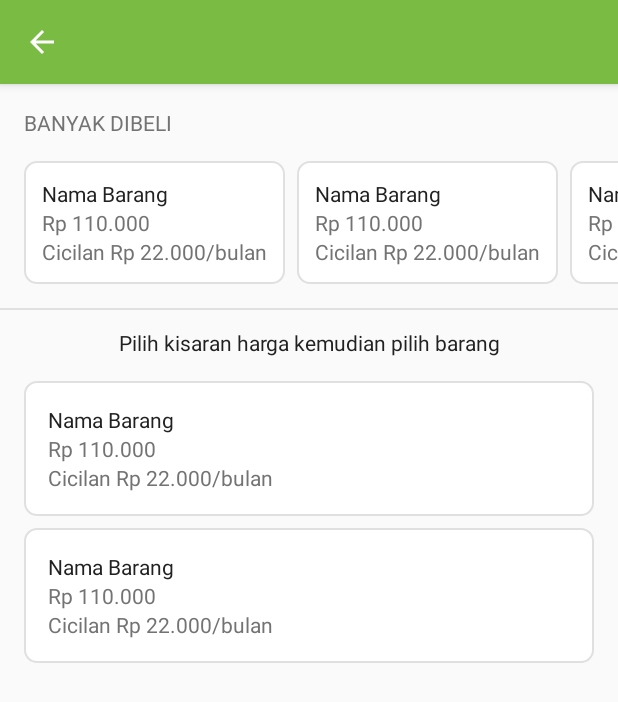
After one commit to azwaradli/final-project, an Android app: the KategoriActivity screen opened directly, with no data from a screen before it, on a phone screen of 412 x 824 dp. The commit adds this screen. Shown: the top 702 px of the screen. Run offline under Robolectric (Android 15) with nearby library versions, the phone set to English and light mode, and no system bars.

Commit message:
add kategori page, fix back button function

```diff
--- /dev/null
+++ b/FinalProject/app/src/main/java/com/example/azwar/finalproject/KategoriActivity.java
@@ -0,0 +1,22 @@
+package com.example.azwar.finalproject;
+
+import android.content.Intent;
+import android.support.v7.app.ActionBar;
+import android.support.v7.app.AppCompatActivity;
+import android.os.Bundle;
+import android.view.View;
+
+public class KategoriActivity extends AppCompatActivity {
+
+    @Override
+    protected void onCreate(Bundle savedInstanceState) {
+        super.onCreate(savedInstanceState);
+        setContentView(R.layout.activity_kategori);
+
+        Intent intent = getIntent();
+        String message = intent.getStringExtra(KatalogActivity.EXTRA_MESSAGE);
+
+        ActionBar toolbar = getSupportActionBar();
+        toolbar.setTitle(message);
+    }
+}
--- /dev/null
+++ b/FinalProject/app/src/main/res/drawable/cardholder.xml
@@ -0,0 +1,12 @@
+<?xml version="1.0" encoding="utf-8"?>
+<selector xmlns:android="http://schemas.android.com/apk/res/android">
+    <item>
+        <shape android:shape="rectangle"  >
+            <corners android:radius="8dip" />
+            <stroke
+                android:width="1dp"
+                android:color="#e0e0e0"/>
+            <solid android:color="@android:color/white" />
+        </shape>
+    </item>
+</selector>
--- /dev/null
+++ b/FinalProject/app/src/main/res/drawable/cardholderripple.xml
@@ -0,0 +1,5 @@
+<?xml version="1.0" encoding="utf-8"?>
+<ripple xmlns:android="http://schemas.android.com/apk/res/android"
+    android:color="?android:colorControlHighlight">
+    <item android:drawable="@drawable/cardholder" />
+</ripple>
--- /dev/null
+++ b/FinalProject/app/src/main/res/layout/activity_kategori.xml
@@ -0,0 +1,211 @@
+<?xml version="1.0" encoding="utf-8"?>
+<LinearLayout xmlns:android="http://schemas.android.com/apk/res/android"
+    xmlns:app="http://schemas.android.com/apk/res-auto"
+    xmlns:tools="http://schemas.android.com/tools"
+    android:layout_width="match_parent"
+    android:layout_height="match_parent"
+    tools:context="com.example.azwar.finalproject.KategoriActivity"
+    android:orientation="vertical">
+
+    <TextView
+        android:layout_width="wrap_content"
+        android:layout_height="wrap_content"
+        android:layout_marginTop="16dp"
+        android:layout_marginLeft="16dp"
+        android:text="Banyak dibeli"
+        android:textAllCaps="true"
+        android:textColor="@color/secondaryText"/>
+    <HorizontalScrollView
+        android:layout_width="wrap_content"
+        android:layout_height="wrap_content"
+        android:layout_marginTop="16dp"
+        android:scrollbars="none">
+        <LinearLayout
+            android:layout_width="match_parent"
+            android:layout_height="wrap_content"
+            android:orientation="horizontal">
+
+            <LinearLayout
+                android:layout_width="wrap_content"
+                android:layout_height="wrap_content"
+                android:orientation="horizontal"
+                android:layout_marginLeft="16dp"
+                android:padding="12dp"
+                android:clickable="true"
+                android:background="@drawable/cardholderripple">
+                <ImageView
+                    android:layout_width="wrap_content"
+                    android:layout_height="wrap_content" />
+                <LinearLayout
+                    android:layout_width="wrap_content"
+                    android:layout_height="wrap_content"
+                    android:orientation="vertical">
+                    <TextView
+                        android:layout_width="wrap_content"
+                        android:layout_height="wrap_content"
+                        android:text="Nama Barang"
+                        android:textColor="@color/primaryText"/>
+                    <TextView
+                        android:layout_width="wrap_content"
+                        android:layout_height="wrap_content"
+                        android:text="Rp 110.000"
+                        android:textColor="@color/secondaryText"/>
+                    <TextView
+                        android:layout_width="wrap_content"
+                        android:layout_height="wrap_content"
+                        android:text="Cicilan Rp 22.000/bulan"
+                        android:textColor="@color/secondaryText"/>
+                </LinearLayout>
+            </LinearLayout>
+            <LinearLayout
+                android:layout_width="wrap_content"
+                android:layout_height="wrap_content"
+                android:orientation="horizontal"
+                android:layout_marginLeft="8dp"
+                android:padding="12dp"
+                android:clickable="true"
+                android:background="@drawable/cardholderripple">
+                <ImageView
+                    android:layout_width="wrap_content"
+                    android:layout_height="wrap_content" />
+                <LinearLayout
+                    android:layout_width="wrap_content"
+                    android:layout_height="wrap_content"
+                    android:orientation="vertical">
+                    <TextView
+                        android:layout_width="wrap_content"
+                        android:layout_height="wrap_content"
+                        android:text="Nama Barang"
+                        android:textColor="@color/primaryText"/>
+                    <TextView
+                        android:layout_width="wrap_content"
+                        android:layout_height="wrap_content"
+                        android:text="Rp 110.000"
+                        android:textColor="@color/secondaryText"/>
+                    <TextView
+                        android:layout_width="wrap_content"
+                        android:layout_height="wrap_content"
+                        android:text="Cicilan Rp 22.000/bulan"
+                        android:textColor="@color/secondaryText"/>
+                </LinearLayout>
+            </LinearLayout>
+            <LinearLayout
+                android:layout_width="wrap_content"
+                android:layout_height="wrap_content"
+                android:orientation="horizontal"
+                android:layout_marginLeft="8dp"
+                android:layout_marginRight="16dp"
+                android:padding="12dp"
+                android:background="@drawable/cardholderripple">
+                <ImageView
+                    android:layout_width="wrap_content"
+                    android:layout_height="wrap_content" />
+                <LinearLayout
+                    android:layout_width="wrap_content"
+                    android:layout_height="wrap_content"
+                    android:orientation="vertical">
+                    <TextView
+                        android:layout_width="wrap_content"
+                        android:layout_height="wrap_content"
+                        android:text="Nama Barang"
+                        android:textColor="@color/primaryText"/>
+                    <TextView
+                        android:layout_width="wrap_content"
+                        android:layout_height="wrap_content"
+                        android:text="Rp 110.000"
+                        android:textColor="@color/secondaryText"/>
+                    <TextView
+                        android:layout_width="wrap_content"
+                        android:layout_height="wrap_content"
+                        android:text="Cicilan Rp 22.000/bulan"
+                        android:textColor="@color/secondaryText"/>
+                </LinearLayout>
+            </LinearLayout>
+        </LinearLayout>
+    </HorizontalScrollView>
+    <View
+        android:layout_width="match_parent"
+        android:layout_height="1dp"
+        android:layout_marginTop="16dp"
+        android:background="@color/softgrey"/>
+    <TextView
+        android:layout_width="match_parent"
+        android:layout_height="wrap_content"
+        android:layout_marginTop="12dp"
+        android:text="Pilih kisaran harga kemudian pilih barang"
+        android:textAlignment="center"
+        android:textColor="@color/primaryText"/>
+    <LinearLayout
+        android:layout_width="match_parent"
+        android:layout_height="wrap_content"
+        android:layout_marginTop="16dp"
+        android:orientation="vertical">
+        <LinearLayout
+            android:layout_width="match_parent"
+            android:layout_height="wrap_content"
+            android:orientation="horizontal"
+            android:layout_marginLeft="16dp"
+            android:layout_marginRight="16dp"
+            android:padding="16dp"
+            android:clickable="true"
+            android:background="@drawable/cardholderripple">
+            <ImageView
+                android:layout_width="wrap_content"
+                android:layout_height="wrap_content" />
+            <LinearLayout
+                android:layout_width="wrap_content"
+                android:layout_height="wrap_content"
+                android:orientation="vertical">
+                <TextView
+                    android:layout_width="wrap_content"
+                    android:layout_height="wrap_content"
+                    android:text="Nama Barang"
+                    android:textColor="@color/primaryText"/>
+                <TextView
+                    android:layout_width="wrap_content"
+                    android:layout_height="wrap_content"
+                    android:text="Rp 110.000"
+                    android:textColor="@color/secondaryText"/>
+                <TextView
+                    android:layout_width="wrap_content"
+                    android:layout_height="wrap_content"
+                    android:text="Cicilan Rp 22.000/bulan"
+                    android:textColor="@color/secondaryText"/>
+            </LinearLayout>
+        </LinearLayout>
+        <LinearLayout
+            android:layout_width="match_parent"
+            android:layout_height="wrap_content"
+            android:orientation="horizontal"
+            android:layout_marginTop="8dp"
+            android:layout_marginLeft="16dp"
+            android:layout_marginRight="16dp"
+            android:padding="16dp"
+            android:clickable="true"
+            android:background="@drawable/cardholderripple">
+            <ImageView
+                android:layout_width="wrap_content"
+                android:layout_height="wrap_content" />
+            <LinearLayout
+                android:layout_width="wrap_content"
+                android:layout_height="wrap_content"
+                android:orientation="vertical">
+                <TextView
+                    android:layout_width="wrap_content"
+                    android:layout_height="wrap_content"
+                    android:text="Nama Barang"
+                    android:textColor="@color/primaryText"/>
+                <TextView
+                    android:layout_width="wrap_content"
+                    android:layout_height="wrap_content"
+                    android:text="Rp 110.000"
+                    android:textColor="@color/secondaryText"/>
+                <TextView
+                    android:layout_width="wrap_content"
+                    android:layout_height="wrap_content"
+                    android:text="Cicilan Rp 22.000/bulan"
+                    android:textColor="@color/secondaryText"/>
+            </LinearLayout>
+        </LinearLayout>
+    </LinearLayout>
+</LinearLayout>
--- a/FinalProject/app/src/main/res/values/colors.xml
+++ b/FinalProject/app/src/main/res/values/colors.xml
@@ -2,9 +2,9 @@
 <resources>
     <color name="colorPrimary">#79bb43</color>
     <color name="colorPrimaryDark">#438d34</color>
-    <color name="colorAccent">#fbae3f</color>
-    <color name="primaryText">#df000000</color>
-    <color name="secondaryText">#80000000</color>
-    <color name="hintText">#66000000</color>
+    <color name="colorAccent">#FFAB00</color>
+    <color name="primaryText">#212121</color>
+    <color name="secondaryText">#737373</color>
+    <color name="hintText">#999999</color>
     <color name="softgrey">#E0E0E0</color>
 </resources>
```
Also changed, not shown: FinalProject/app/src/main/AndroidManifest.xml (+8 -4 lines), FinalProject/app/src/main/java/com/example/azwar/finalproject/DaftarKelompokArisanActivity.java (added, +54 -0 lines), FinalProject/app/src/main/java/com/example/azwar/finalproject/DaftarKetuaArisanActivity.java (deleted, +0 -22 lines), FinalProject/app/src/main/java/com/example/azwar/finalproject/KatalogActivity.java (+21 -0 lines), FinalProject/app/src/main/java/com/example/azwar/finalproject/MainMenuActivity.java (+1 -7 lines), FinalProject/app/src/main/res/layout/activity_daftar_kelompok_arisan.xml (renamed from FinalProject/app/src/main/res/layout/activity_daftar_ketua_arisan.xml, +38 -23 lines), FinalProject/app/src/main/res/layout/activity_katalog.xml (+6 -2 lines), FinalProject/app/src/main/res/layout/activity_main_menu.xml (+7 -8 lines).
